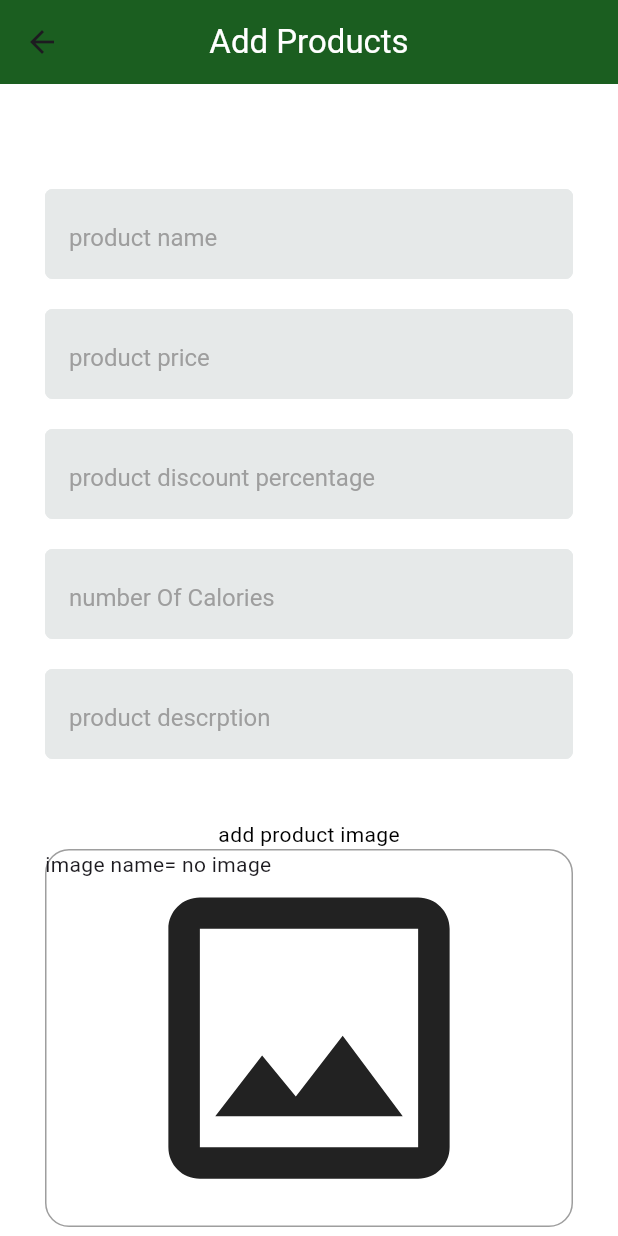
After one commit to MohamedEssami20/pop_delivery_dashborad, a Flutter app: the AddAdvertsingView screen opened by its route, on a phone screen of 412 x 824 dp. The commit adds this screen. Run offline on Flutter 3.47's test engine with Material 3 defaults, Android fonts, the phone set to English and light mode, and no system bars; drawn by our look-alikes of skeletonizer; our stand-ins replace cloud_firestore, dartz, firebase_core, flutter_bloc, get_it, image_picker and 1 more; accounts and stored records are empty; statements that could not run were skipped.

Commit message:
create add advertising view body

```diff
--- a/lib/core/utils/backend_endpoints.dart
+++ b/lib/core/utils/backend_endpoints.dart
@@ -7,4 +7,5 @@ abstract class BackendEndpoints {
   static const String iceCream = "iceCream";
   static const String addProduct = "Products";
   static const String imagePath = "images";
+  static const String addAd = "Ads";
 }
--- a/lib/core/utils/on_generate_route.dart
+++ b/lib/core/utils/on_generate_route.dart
@@ -1,6 +1,7 @@
 import 'package:flutter/material.dart';
 import 'package:popo_delivery_dashboard/main_view.dart';
 
+import '../../features/add_advertsing/presentation/views/add_advertsing_view.dart';
 import '../../features/add_products/presentation/views/add_products_view.dart';
 
 Route? onGenerateRoute(RouteSettings settings) {
@@ -9,6 +10,8 @@ Route? onGenerateRoute(RouteSettings settings) {
       return MaterialPageRoute(builder: (_) => const MainView());
     case AddProductsView.routeName:
       return MaterialPageRoute(builder: (_) => const AddProductsView());
+    case AddAdvertsingView.routeName:
+      return MaterialPageRoute(builder: (_) => const AddAdvertsingView());
     default:
       return null;
   }
--- /dev/null
+++ b/lib/features/add_advertsing/presentation/views/add_advertsing_view.dart
@@ -0,0 +1,23 @@
+import 'package:flutter/material.dart';
+
+import '../widgets/add_advertising_view_body.dart';
+
+class AddAdvertsingView extends StatelessWidget {
+  const AddAdvertsingView({super.key});
+  static const String routeName = "adds";
+  @override
+  Widget build(BuildContext context) {
+    return Scaffold(
+        backgroundColor: Colors.white,
+        appBar: AppBar(
+          title: const Text(
+            "Add Products",
+            style: TextStyle(color: Colors.white),
+          ),
+          centerTitle: true,
+          backgroundColor: Colors.green.shade900,
+        ),
+        body: AddAdvertisingViewBody(),
+      );
+  }
+}
--- /dev/null
+++ b/lib/features/add_advertsing/presentation/widgets/add_advertising_view_body.dart
@@ -0,0 +1,176 @@
+import 'dart:io';
+import 'package:flutter/material.dart';
+import 'package:popo_delivery_dashboard/core/utils/backend_endpoints.dart';
+import '../../../../../core/utils/cusotm_text_field.dart';
+import '../../../../../core/utils/custom_button.dart';
+import '../../../add_products/presentation/views/widgets/image_field.dart';
+
+
+class AddAdvertisingViewBody extends StatefulWidget {
+  const AddAdvertisingViewBody({super.key});
+
+  @override
+  State<AddAdvertisingViewBody> createState() => _AddAdvertisingViewBodyState();
+}
+
+class _AddAdvertisingViewBodyState extends State<AddAdvertisingViewBody> {
+  final GlobalKey<FormState> _formKey = GlobalKey<FormState>();
+  AutovalidateMode autovalidateMode = AutovalidateMode.disabled;
+  late String name, description;
+  late num price;
+  late bool isFeatured = false;
+  late bool isOraganic = false;
+  late int numberOfCalories;
+  File? imageFile;
+  List<File?>? productImagesFiles;
+  String productType = BackendEndpoints.offers;
+
+  @override
+  void initState() {
+    productImagesFiles = List.filled(3, null);
+    super.initState();
+  }
+
+  @override
+  Widget build(BuildContext context) {
+    return SingleChildScrollView(
+      padding: const EdgeInsets.all(30),
+      child: Form(
+        key: _formKey,
+        autovalidateMode: autovalidateMode,
+        child: Column(
+          children: [
+            const SizedBox(height: 40),
+            CustomTextFormFiled(
+              onSaved: (value) {
+                name = value!;
+              },
+              hintText: "product name",
+              textInputType: TextInputType.text,
+              validator: (value) {
+                if (value!.isEmpty) {
+                  return "product name can't be empty";
+                }
+                return null;
+              },
+            ),
+            const SizedBox(height: 20),
+            CustomTextFormFiled(
+              onSaved: (value) {
+                price = num.parse(value!);
+              },
+              hintText: "product price",
+              textInputType: TextInputType.text,
+              validator: (value) {
+                if (value!.isEmpty) {
+                  return "product price can't be empty";
+                }
+                return null;
+              },
+            ),
+            const SizedBox(height: 20),
+            CustomTextFormFiled(
+              onSaved: (value) {
+                price = num.parse(value!);
+              },
+              hintText: "product discount percentage",
+              textInputType: TextInputType.number,
+              validator: (value) {
+                if (value!.isEmpty) {
+                  return "product discount percentage can't be empty";
+                }
+                return null;
+              },
+            ),
+            const SizedBox(height: 20),
+            CustomTextFormFiled(
+              onSaved: (value) {
+                numberOfCalories = int.parse(value!);
+              },
+              hintText: "number Of Calories",
+              textInputType: TextInputType.text,
+              validator: (value) {
+                if (value!.isEmpty) {
+                  return "number Of Calories can't be empty";
+                }
+                return null;
+              },
+            ),
+            const SizedBox(height: 20),
+            CustomTextFormFiled(
+              onSaved: (value) {
+                description = value!;
+              },
+              hintText: "product descrption",
+              textInputType: TextInputType.text,
+              validator: (value) {
+                if (value!.isEmpty) {
+                  return "product descrption can't be empty";
+                }
+                return null;
+              },
+            ),
+            const SizedBox(height: 20),
+            const SizedBox(height: 20),
+            Text("add product image", style: TextStyle(color: Colors.black)),
+            ImageField(
+              null,
+              onChanged: (value) {
+                imageFile = value;
+              },
+            ),
+            const SizedBox(height: 20),
+            Text(
+              "add product other images",
+              style: TextStyle(color: Colors.black),
+            ),
+            const SizedBox(height: 20),
+            Column(
+              mainAxisSize: MainAxisSize.min,
+              children: List.generate(
+                3,
+                (index) => Padding(
+                  padding: const EdgeInsets.all(12),
+                  child: ImageField(
+                    250,
+                    onChanged: (value) {
+                      setState(() {
+                        productImagesFiles![index] = value;
+                      });
+                    },
+                  ),
+                ),
+              ),
+            ),
+            const SizedBox(height: 20),
+            CustomButton(
+              onPressed: () async {
+                if (_formKey.currentState!.validate()) {
+                  _formKey.currentState!.save();
+                  if (imageFile != null &&
+                      productImagesFiles!.isNotEmpty &&
+                      productImagesFiles!.length == 3) {
+                    autovalidateMode = AutovalidateMode.disabled;
+                    setState(() {});
+
+                  } else {
+                    autovalidateMode = AutovalidateMode.always;
+                    setState(() {});
+                    ScaffoldMessenger.of(context).showSnackBar(
+                      const SnackBar(content: Text("please add all images")),
+                    );
+                  }
+                } else {
+                  autovalidateMode = AutovalidateMode.always;
+                  setState(() {});
+                }
+              },
+              text: "add addvertsing",
+            ),
+            const SizedBox(height: 20),
+          ],
+        ),
+      ),
+    );
+  }
+}
```
Also changed, not shown: lib/main_view.dart (+8 -0 lines).
